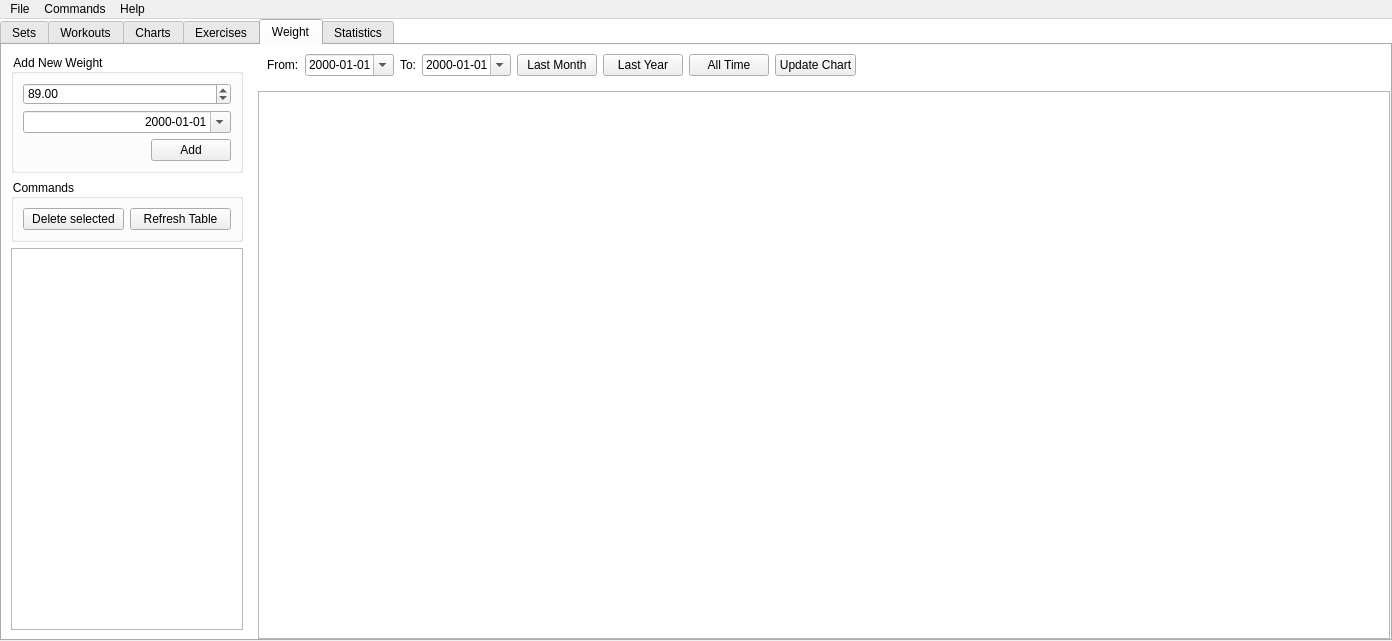
The window that src/harrix_swiss_knife/apps/fitness/window.ui (Harrix/harrix-swiss-knife) describes before a commit, drawn with Qt 5.
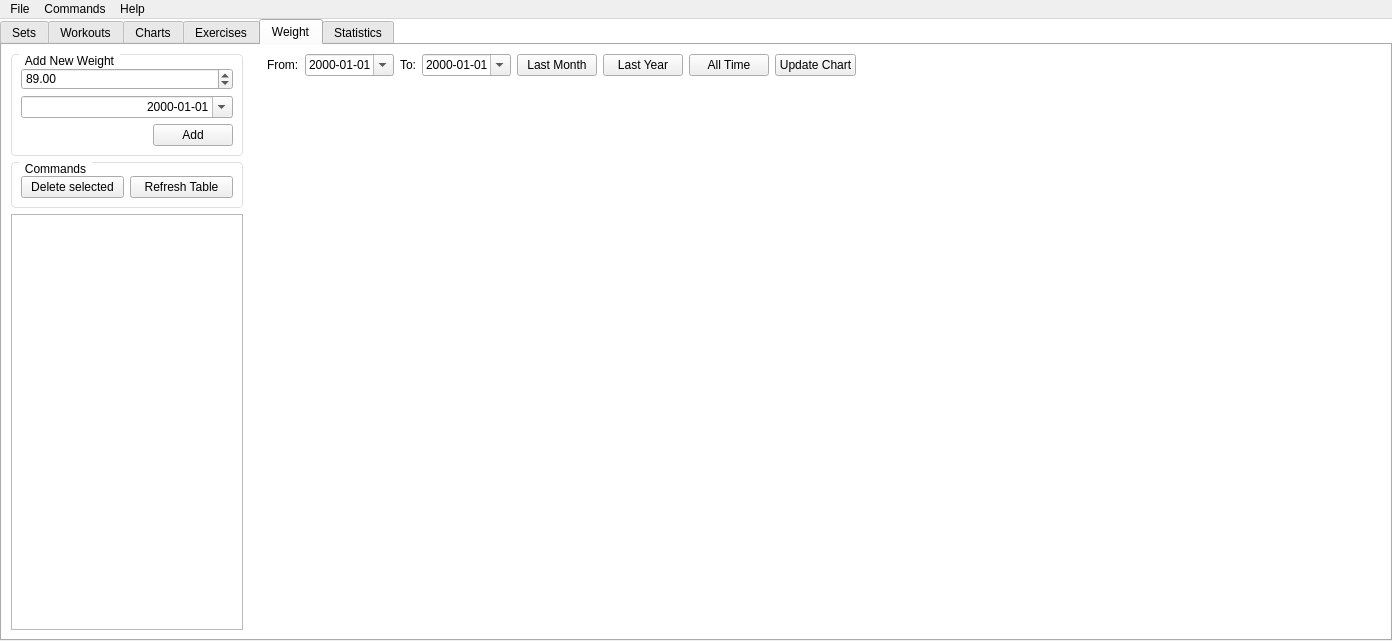
The same window after the commit. The open tabs and pages were chosen to show the change. Custom widgets are drawn as their Qt base class.

Commit message: ✨ Style. White panels on Weight and Statistics tabs

Diff of the .ui file:
```diff
--- a/src/harrix_swiss_knife/apps/fitness/window.ui
+++ b/src/harrix_swiss_knife/apps/fitness/window.ui
@@ -4,7 +4,19 @@
  <widget class="QMainWindow" name="MainWindow">
   <property name="styleSheet">
    <string notr="true">/* hsk-white-surfaces */
-QGroupBox { background-color: #ffffff; }
+QGroupBox {
+ background-color: #ffffff;
+ border: 1px solid #e0e0e0;
+ border-radius: 4px;
+ margin-top: 0.6em;
+ padding-top: 4px;
+}
+QGroupBox::title {
+ subcontrol-origin: margin;
+ left: 8px;
+ padding: 0 4px;
+ background-color: #ffffff;
+}
 QMenu { background-color: #ffffff; border: 1px solid #e0e0e0; color: #202020; }
 QMenu::item { color: #202020; background-color: transparent; }
 QMenu::item:selected { color: #202020; background-color: #f2f2f2; }
@@ -1340,6 +1352,9 @@
           </item>
           <item>
            <widget class="QScrollArea" name="scrollArea_weight_chart">
+            <property name="styleSheet">
+             <string notr="true">QScrollArea#scrollArea_weight_chart { background-color: #ffffff; border: none; }</string>
+            </property>
             <property name="widgetResizable">
              <bool>true</bool>
             </property>
```
The commit also changes 4 other files.
